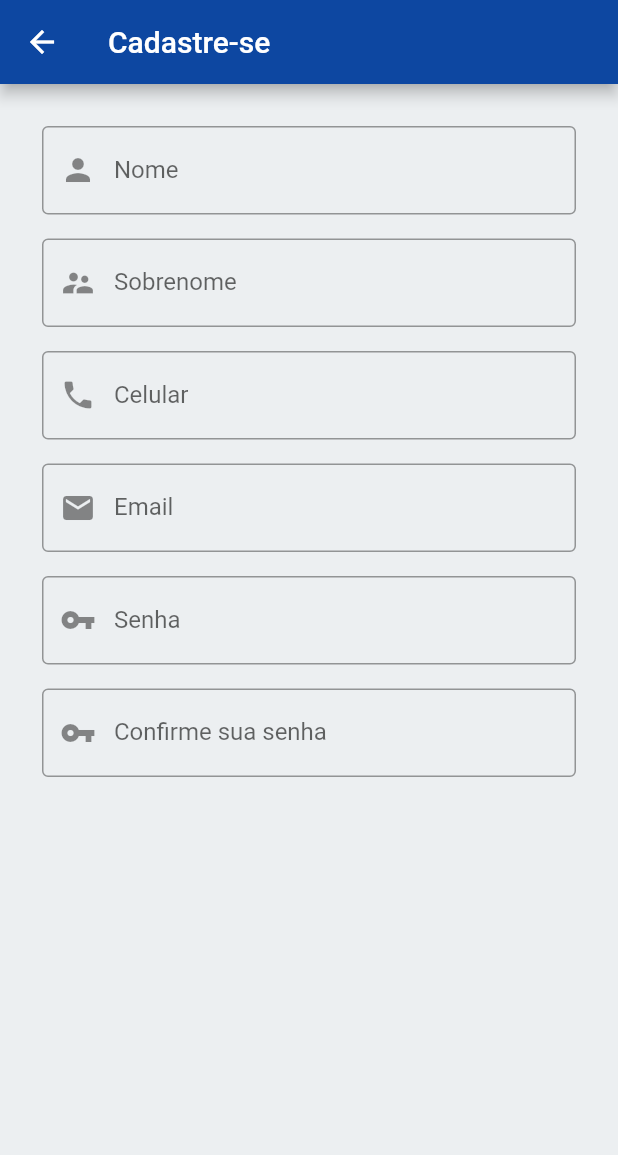
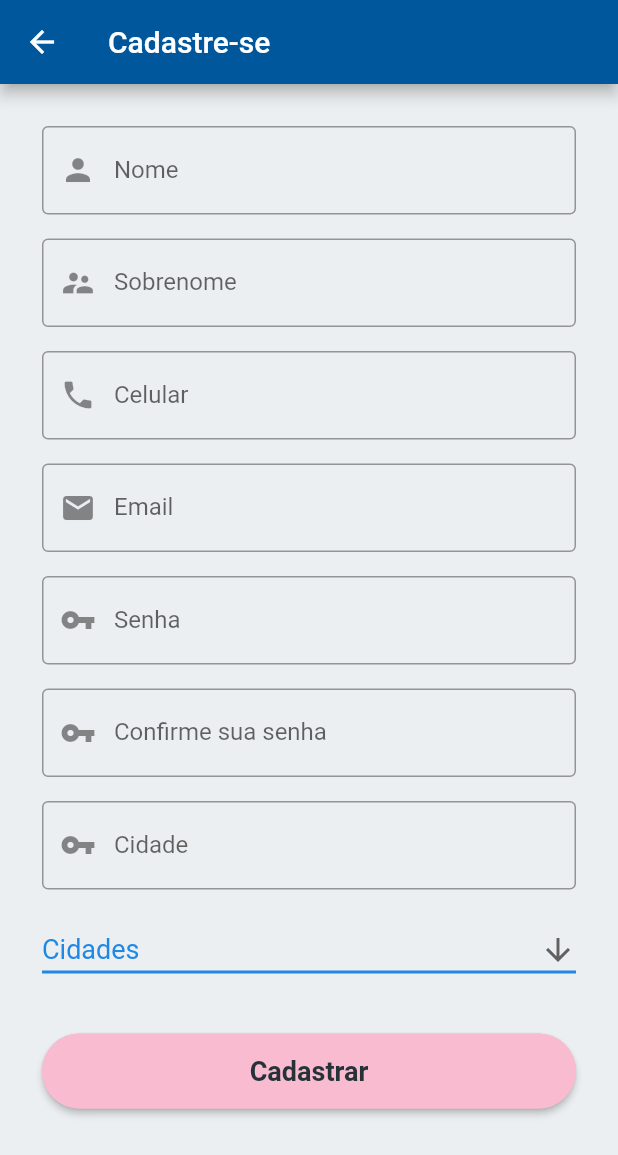
Before and after one commit to gabihtoledo0/inser-deaf, a Flutter app: the screen it shows after launch, after a tap on "Cadastrar Surdo", on a phone screen of 412 x 824 dp. Shown: the top 1155 px of the screen. Run offline on Flutter 3.47's test engine with Material 2 defaults, Android fonts, the phone set to English and light mode, and no system bars; our stand-ins replace sqflite; accounts and stored records are empty.

Commit message:
login working and registration tests

```diff
--- a/lib/data/dao/interpreter_dao.dart
+++ b/lib/data/dao/interpreter_dao.dart
@@ -4,7 +4,7 @@ import 'package:Inserdeaf/data/database-helper.dart';
 
 class InterpreterDao {
   static const String tableSql =
-      'CREATE TABLE $_tableInterpreter($_id INTEGER PRIMARY KEY AUTOINCREMENT NOT NULL, $_name varchar(20) not null, $_surname varchar(60) not null, $_email varchar(60) not null, $_senha varchar(50) not null, $_phone varchar(11) not null, $_city varchar(20) not null, $_desc varchar(300) null);';
+      'CREATE TABLE $_tableInterpreter($_id INTEGER PRIMARY KEY AUTOINCREMENT NOT NULL, $_name varchar(20) not null, $_surname varchar(60) not null, $_email varchar(60) not null, $_senha varchar(50) not null, $_phone varchar(11) not null, $_city varchar(40) not null, $_desc varchar(300) null);';
   static const String _tableInterpreter = 'Interpreter';
   static const String _id = 'id';
   static const String _name = 'name';
--- a/lib/data/dao/user_dao.dart
+++ b/lib/data/dao/user_dao.dart
@@ -4,7 +4,7 @@ import 'package:Inserdeaf/data/database-helper.dart';
 
 class UserDao {
   static const String tableSql =
-      'CREATE TABLE $_tableUser($_id INTEGER PRIMARY KEY AUTOINCREMENT NOT NULL, $_name varchar(20) not null, $_surname varchar(60) not null, $_email varchar(60) not null, $_senha varchar(50) not null, $_phone varchar(11) not null, $_city varchar(20) not null);';
+      'CREATE TABLE $_tableUser($_id INTEGER PRIMARY KEY AUTOINCREMENT NOT NULL, $_name varchar(20) not null, $_surname varchar(60) not null, $_email varchar(60) not null, $_senha varchar(50) not null, $_phone varchar(11) not null, $_city varchar(40) not null);';
   static const String _tableUser = 'Users';
   static const String _id = 'id';
   static const String _name = 'name';
@@ -13,6 +13,8 @@ class UserDao {
   static const String _senha = 'senha';
   static const String _phone = 'phone';
   static const String _city = 'city';
+  static const String _insert =
+      'INSERT INTO $_tableUser($_name, $_surname, $_email, $_senha, $_phone, $_city) VALUES(?, ?, ?, ? , ?, ?)';
 
   Future<int> save(User user) async {
     final Database db = await getDatabase();
@@ -28,6 +30,13 @@ class UserDao {
   //   print(list);
   //   return res;
   // }
+
+  Future<int> insertDeaf(String name, String surname, String phone,
+      String email, String senha, String city) async {
+    final Database db = await getDatabase();
+    int id = await db.rawInsert(_insert);
+    return id;
+  }
 
   Future<int> insert(User user) async {
     final Database db = await getDatabase();
--- a/lib/main.dart
+++ b/lib/main.dart
@@ -2,8 +2,6 @@ import 'package:Inserdeaf/pages/primaryScreen.dart';
 import 'package:flutter/material.dart';
 import 'package:Inserdeaf/data/dao/user_dao.dart';
 import 'package:Inserdeaf/data/dao/interpreter_dao.dart';
-// import 'models/user.dart';
-// import 'models/interpreter.dart';
 
 void main() {
   WidgetsFlutterBinding.ensureInitialized();
--- a/lib/pages/login/login.dart
+++ b/lib/pages/login/login.dart
@@ -88,7 +88,7 @@ class _LoginScreenState extends State<LoginScreen> {
                   style: TextStyle(fontSize: 18.0, fontWeight: FontWeight.bold),
                 ),
                 textColor: Colors.blueGrey[50],
-                color: Colors.blue[900],
+                color: Colors.lightBlue[900],
                 onPressed: () {
                   if (_formKey.currentState.validate()) {
                     _auth();
--- a/lib/pages/primaryScreen.dart
+++ b/lib/pages/primaryScreen.dart
@@ -1,8 +1,21 @@
 import 'package:Inserdeaf/pages/registerDeaf.dart';
 import 'package:flutter/material.dart';
 import 'login/login.dart';
+import 'package:Inserdeaf/data/dao/user_dao.dart';
+import 'package:Inserdeaf/data/dao/interpreter_dao.dart';
+
+UserDao userDao = UserDao();
+InterpreterDao intepreterDao = InterpreterDao();
 
 class PrimaryScreen extends StatefulWidget {
+
+  final UserDao userDao;
+  final InterpreterDao interpreterDao;
+
+  PrimaryScreen({
+    this.userDao,
+    this.interpreterDao,
+  });
   @override
   _PrimaryScreenState createState() => _PrimaryScreenState();
 }
@@ -10,7 +23,7 @@ class PrimaryScreen extends StatefulWidget {
 class _PrimaryScreenState extends State<PrimaryScreen> {
   Widget build(BuildContext context) {
     return Scaffold(
-      backgroundColor: Colors.blue[900],
+      backgroundColor: Colors.lightBlue[900],
       body: ListView(padding: EdgeInsets.all(28.0), children: <Widget>[
         SizedBox(
           height: 50.0,
@@ -27,7 +40,7 @@ class _PrimaryScreenState extends State<PrimaryScreen> {
             onPressed: () {
               Navigator.push(
                 context,
-                MaterialPageRoute(builder: (context) => LoginScreen()),
+                MaterialPageRoute(builder: (context) => LoginScreen(userDao: userDao, interpreterDao: intepreterDao)),
               );
             },
           ),
--- a/lib/pages/registerDeaf.dart
+++ b/lib/pages/registerDeaf.dart
@@ -1,6 +1,13 @@
 import 'package:flutter/material.dart';
+import 'package:Inserdeaf/data/dao/user_dao.dart';
 
 class RegisterDeaf extends StatefulWidget {
+
+  final UserDao userDao;
+  RegisterDeaf({
+    Key key,
+    this.userDao,
+  }) : super(key: key);
   @override
   _RegisterDeafState createState() => _RegisterDeafState();
 }
@@ -16,11 +23,12 @@ class _RegisterDeafState extends State<RegisterDeaf> {
 
   @override
   Widget build(BuildContext context) {
+    String dropdownValue = 'Cidades';
     return Scaffold(
         backgroundColor: Colors.blueGrey[50],
         appBar: AppBar(
           title: Text('Cadastre-se'),
-          backgroundColor: Colors.blue[900],
+          backgroundColor: Colors.lightBlue[900],
         ),
         body: Form(
             key: _formKey,
@@ -123,6 +131,98 @@ class _RegisterDeafState extends State<RegisterDeaf> {
                     return "As senhas não conferem";
                 },
               ),
-            ])));
+              SizedBox(
+                height: 16.0,
+              ),
+              TextFormField(
+                controller: _cityController,
+                decoration: InputDecoration(
+                  labelText: "Cidade",
+                  border: OutlineInputBorder(),
+                  prefixIcon: Icon(Icons.vpn_key),
+                ),
+                keyboardType: TextInputType.streetAddress,
+                validator: (_cityController) {
+                  if (_cityController.isEmpty || _cityController.length > 40)
+                    return "Cidade inválida";
+                },
+              ),
+              SizedBox(
+                height: 16.0,
+              ),
+              DropdownButton<String>(
+                value: dropdownValue,
+                icon: Icon(Icons.arrow_downward),
+                iconSize: 24,
+                elevation: 16,
+                isExpanded: true,
+
+                style: TextStyle(fontSize: 18, color: Colors.deepPurple),
+                underline: Container(
+                  height: 2,
+                  color: Colors.blue[600],
+                ),
+                onChanged: (String newValue) {
+                  setState(() {
+                    dropdownValue = newValue;
+                  });
+                },
+                items: <String>[
+                  "Cidades",
+                  "Adamantina",
+                ]
+                    .map<DropdownMenuItem<String>>((String value) {
+                  return DropdownMenuItem<String>(
+                    value: value,
+                    child: Text(value,
+                      style: TextStyle(
+                        fontSize: 18.0, color: Colors.blue[600]
+                      )
+                    ),
+                  );
+                }).toList(),
+              ),
+              SizedBox(
+                height: 32.0,
+              ),
+              SizedBox(
+                height: 50.0,
+                child: RaisedButton(
+                  shape: RoundedRectangleBorder(
+                      borderRadius: BorderRadius.circular(25.0),
+                      side: BorderSide(color: Color(0xFFF8BBD0))),
+                  child: Text(
+                    "Cadastrar",
+                    style:
+                        TextStyle(fontSize: 18.0, fontWeight: FontWeight.bold),
+                  ),
+                  textColor: Colors.blueGrey[900],
+                  color: Color(0xFFF8BBD0),
+                  onPressed: () {
+                    if (_formKey.currentState.validate()) {
+                      _register();
+                    }
+                  },
+                ),
+              ),
+          ]
+        )
+      )
+    );
+  }
+
+  void _register() async {
+    final String name = _nameController.text;
+    final String surname = _surnameController.text;
+    final String email = _emailController.text;
+    final String senha = _senhaController.text;
+    final String phone = _phoneController.text;
+    final String city = _cityController.text;
+
+    int user = await widget.userDao.insertDeaf(name, surname, email, senha, phone, city);
+    if (user != null)
+      print("cadastrado");
+    else
+      print("erro no cadastro");
   }
 }
```
